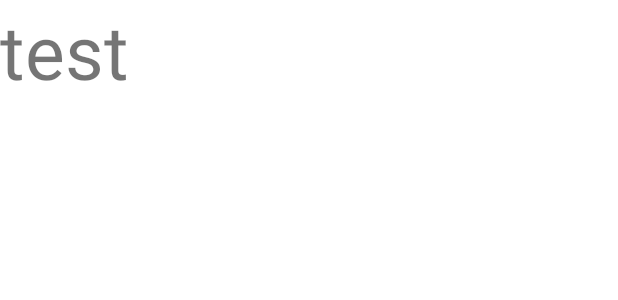
After one commit to zeo617/sampleapp, an Android app: the layout listview_item.xml on its own in the app's theme, with its tools: preview values and no code run, on a phone screen of 412 x 824 dp. The commit adds this screen. Shown: the top 300 px of the screen. Run offline under Robolectric (Android 15) with nearby library versions, the phone set to English and light mode, and no system bars.

Commit message:
ListView

```diff
--- a/app/src/main/res/layout/activity_board_list.xml
+++ b/app/src/main/res/layout/activity_board_list.xml
@@ -6,6 +6,11 @@
     android:layout_width="match_parent"
     android:layout_height="match_parent"
     tools:context=".BoardListActivity">
+
+    <ListView
+        android:id="@+id/lv"
+        android:layout_width="match_parent"
+        android:layout_height="match_parent"/>
 
     <Button
         android:id="@+id/writeBtn"
--- /dev/null
+++ b/app/src/main/res/layout/listview_item.xml
@@ -0,0 +1,14 @@
+<?xml version="1.0" encoding="utf-8"?>
+<LinearLayout
+    xmlns:android="http://schemas.android.com/apk/res/android"
+    android:layout_width="match_parent"
+    android:layout_height="match_parent">
+
+    <TextView
+        android:id="@+id/itemTextId"
+        android:textSize="50dp"
+        android:text="test"
+        android:layout_width="wrap_content"
+        android:layout_height="wrap_content"/>
+
+</LinearLayout>
```
Also changed, not shown: app/src/main/java/com/jeho/mysampleapp/BoardListActivity.kt (+47 -0 lines), app/src/main/java/com/jeho/mysampleapp/ListViewAdapter.kt (added, +38 -0 lines).
